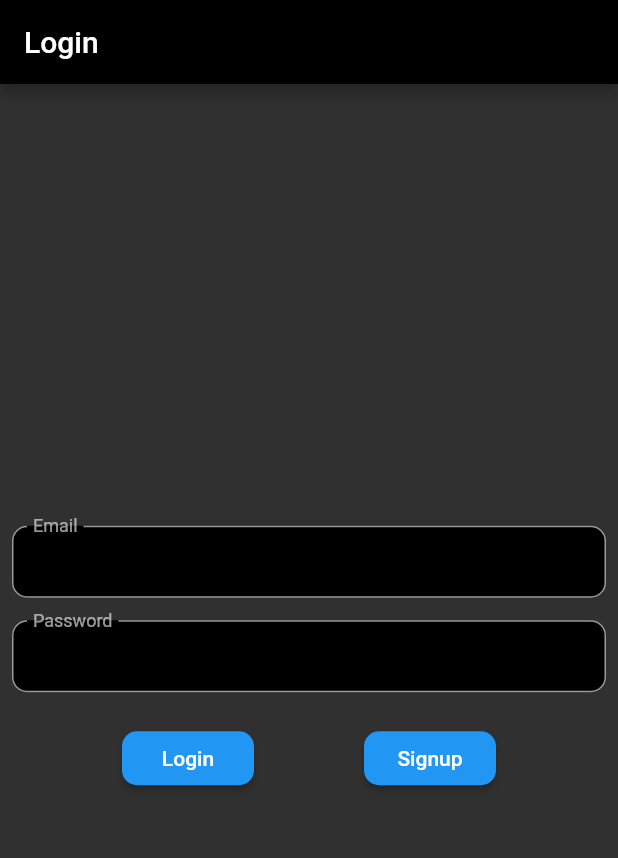
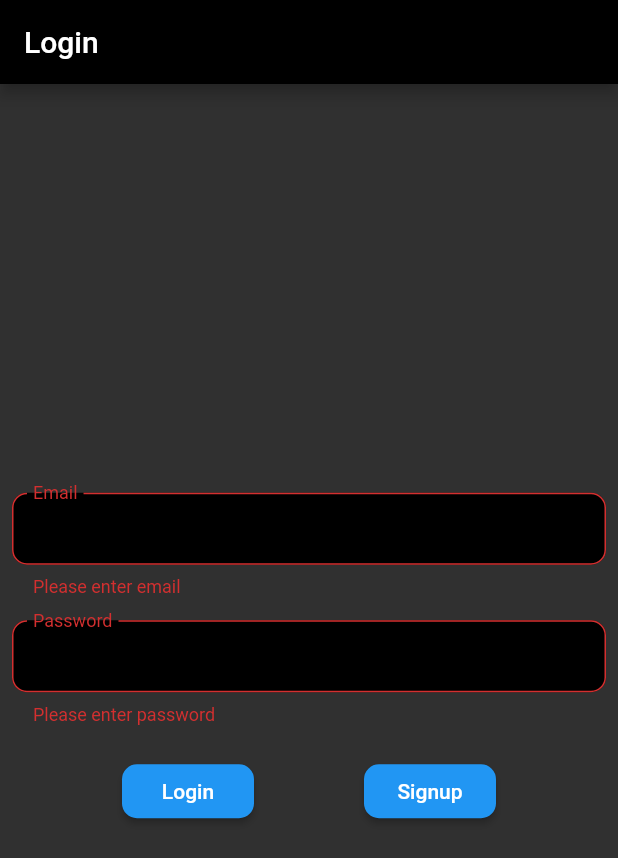
Before and after one commit to madhank93/todo-list-flutter-firebase, a Flutter app: the screen it shows after launch, after a tap on "Login", on a phone screen of 412 x 824 dp. Shown: the top 858 px of the screen. Run offline on Flutter 3.47's test engine with Material 2 defaults, Android fonts, the phone set to English and light mode, and no system bars; our stand-ins replace cloud_firestore, firebase_auth, firebase_core, flutter_slidable, fluttertoast; accounts and stored records are empty; generated files the repository leaves out were written again.

```diff
--- a/lib/screens/auth_screen.dart
+++ b/lib/screens/auth_screen.dart
@@ -10,8 +10,9 @@ class Authentication extends StatefulWidget {
 }
 
 class _AuthenticationState extends State<Authentication> {
-  TextEditingController emailController = TextEditingController();
-  TextEditingController passwordController = TextEditingController();
+  TextEditingController _emailController = TextEditingController();
+  TextEditingController _passwordController = TextEditingController();
+  final _formKey = GlobalKey<FormState>();
 
   @override
   Widget build(BuildContext context) {
@@ -19,14 +20,16 @@ class _AuthenticationState extends State<Authentication> {
       appBar: AppBar(
         title: Text("Login"),
       ),
-      body: Center(
+      body: Form(
+        key: _formKey,
+        child: Center(
           child: Padding(
             padding: const EdgeInsets.all(8.0),
             child: Column(
               mainAxisAlignment: MainAxisAlignment.center,
               children: [
                 TextFormField(
-                controller: emailController,
+                  controller: _emailController,
                   obscureText: false,
                   textAlign: TextAlign.start,
                   autofocus: false,
@@ -44,12 +47,18 @@ class _AuthenticationState extends State<Authentication> {
                     filled: true,
                     contentPadding: EdgeInsets.all(14),
                   ),
+                  validator: (value) {
+                    if (value.isEmpty) {
+                      return 'Please enter email';
+                    }
+                    return null;
+                  },
                 ),
                 SizedBox(
                   height: 15,
                 ),
                 TextFormField(
-                controller: passwordController,
+                  controller: _passwordController,
                   obscureText: true,
                   textAlign: TextAlign.start,
                   autofocus: false,
@@ -67,6 +76,12 @@ class _AuthenticationState extends State<Authentication> {
                     filled: true,
                     contentPadding: EdgeInsets.all(14),
                   ),
+                  validator: (value) {
+                    if (value.isEmpty) {
+                      return 'Please enter password';
+                    }
+                    return null;
+                  },
                 ),
                 SizedBox(
                   height: 20,
@@ -80,14 +95,18 @@ class _AuthenticationState extends State<Authentication> {
                       ),
                       child: Text("Login"),
                       onPressed: () async {
-                      bool shouldNavigate = await AuthService.login(
-                          emailController.text, passwordController.text);
+                        bool shouldNavigate = false;
+                        if (_formKey.currentState.validate()) {
+                          shouldNavigate = await AuthService.login(
+                              _emailController.text, _passwordController.text);
+                        }
                         if (shouldNavigate) {
-                        Navigator.push(
+                          Navigator.pushAndRemoveUntil(
                             context,
                             MaterialPageRoute(
                               builder: (context) => TodoListScreen(),
                             ),
+                            (Route<dynamic> route) => false,
                           );
                         }
                       },
@@ -100,7 +119,7 @@ class _AuthenticationState extends State<Authentication> {
                       child: Text("Signup"),
                       onPressed: () async {
                         bool isRegistered = await AuthService.register(
-                          emailController.text, passwordController.text);
+                            _emailController.text, _passwordController.text);
                         if (isRegistered) {
                           Navigator.push(
                             context,
@@ -118,6 +137,7 @@ class _AuthenticationState extends State<Authentication> {
             ),
           ),
         ),
+      ),
     );
   }
 }
```
Also changed, not shown: lib/screens/todo_list_screen.dart (+19 -0 lines). Lines whose indentation alone changed are shown as unchanged.
